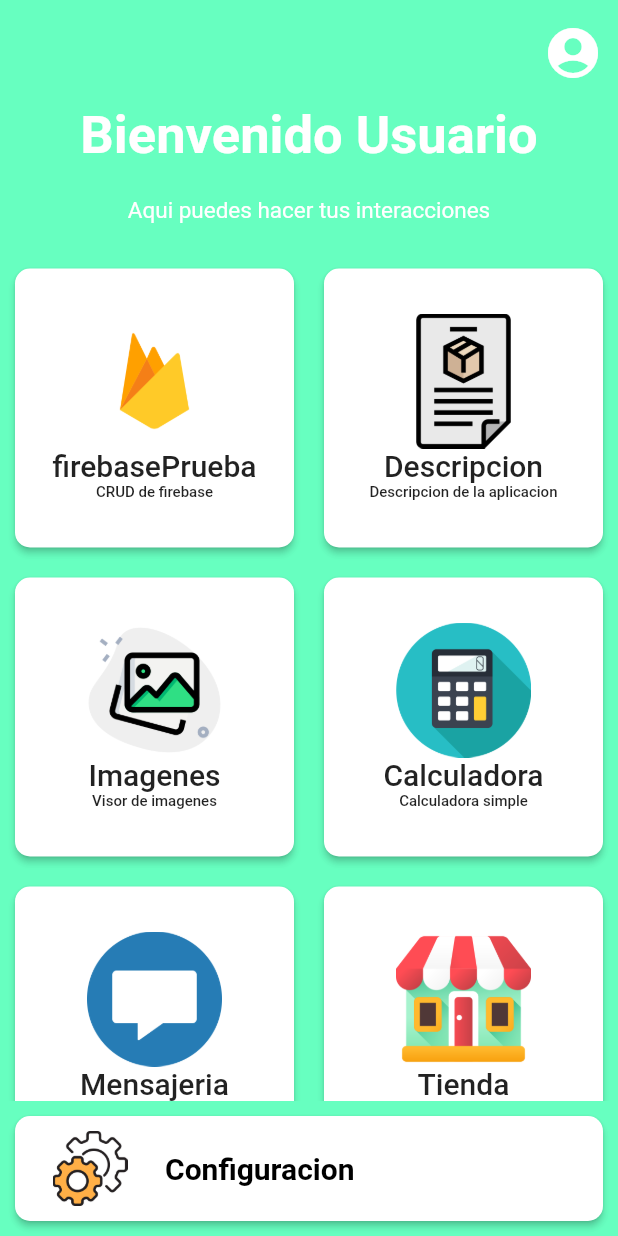
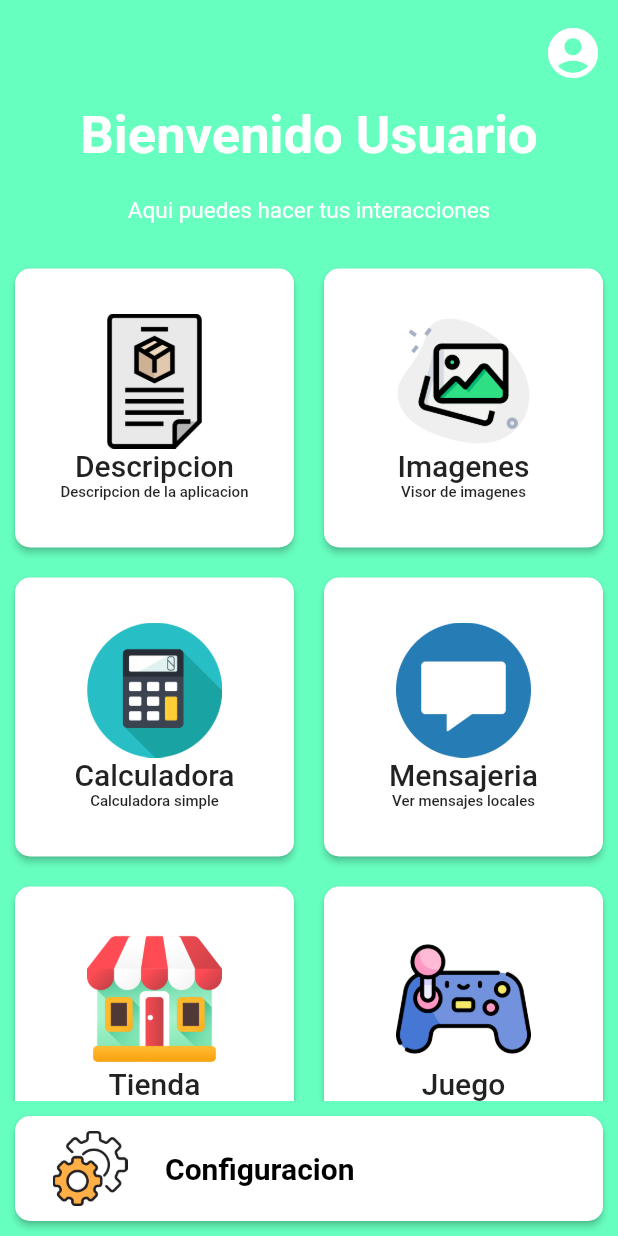
Before and after one commit to SantiagoAlguien/mi_aplicacion, a Flutter app: the screen it shows after launch, on a phone screen of 412 x 824 dp. Run offline on Flutter 3.47's test engine with Material 2 defaults, Android fonts, the phone set to English and light mode, and no system bars; our stand-ins replace cloud_firestore, firebase_core; accounts and stored records are empty.

Commit message:
implementacion de arquitectura limpia

```diff
--- a/lib/data/index.dart
+++ /dev/null
@@ -1,13 +0,0 @@
-export 'package:my_app/pages/pagesHome/calculate.dart';
-export 'package:my_app/pages/pagesHome/configuration.dart';
-export 'package:my_app/pages/home.dart';
-export 'package:my_app/pages/pagesHome/description.dart';
-export 'package:my_app/pages/pagesHome/game.dart';
-export 'package:my_app/pages/pagesHome/imagen.dart';
-export 'package:my_app/pages/pagesHome/messages.dart';
-export 'package:my_app/pages/pagesHome/store.dart';
-
-
-export 'package:my_app/pages/FireBase/homreFirebase.dart';
-export 'package:my_app/pages/FireBase/add_name_page.dart';
-export 'package:my_app/pages/FireBase/edit_name_page.dart';
--- /dev/null
+++ b/lib/domain/Entities/person.dart
@@ -0,0 +1,6 @@
+class Person {
+  final String uid;
+  final String name;
+
+  Person({required this.uid, required this.name});
+}
--- a/lib/main.dart
+++ b/lib/main.dart
@@ -1,9 +1,9 @@
 import 'package:flutter/material.dart';
-import 'package:my_app/data/index.dart';
+import 'package:my_app/index.dart';
 
 //importaciones de firebase
 import 'package:firebase_core/firebase_core.dart';
-import 'domain/firebase_options.dart';
+import 'firebase_options.dart';
 
 void main() async {//funcion para iniciar firebase
   WidgetsFlutterBinding.ensureInitialized();
@@ -20,7 +20,7 @@ class MyApp extends StatelessWidget {
   @override
   Widget build(BuildContext context) {
     return MaterialApp(
-      theme: ThemeData( primarySwatch: Colors.deepOrange ),
+      // theme: ThemeData( primarySwatch: Colors.deepOrange ),
       title: 'Mi aplicación',
       initialRoute: "/",
       routes: <String, WidgetBuilder>{
--- a/lib/pages/home.dart
+++ b/lib/presentation/pages/home.dart
@@ -47,20 +47,19 @@ class _MyHomePageState extends State<MyHomePage> {
             height: 20, // Espacio entre la descripción y los elementos
           ),
           Expanded(
-              child: GridView.count(
+            child: GridView.count(
             crossAxisCount: 2,
             children: [
-              WidgetG(),
-              WidgetA(),
-              WidgetB(),
-              WidgetC(),
-              WidgetD(),
-              WidgetE(),
-              WidgetF(),
-
+              Descripcion(),
+              Imagenes(),
+              Calculadora(),
+              Mensajeria(),
+              Tienda(),
+              Juego(),
+              ListUser()
             ],
           )),
-          SettingWidget()
+          Sentting()
         ]),
       ),
     );
--- a/lib/pages/FireBase/add_name_page.dart
+++ b/lib/presentation/pages/pagesHome/FireBase/add_name_page.dart
@@ -1,5 +1,5 @@
 import 'package:flutter/material.dart';
-import 'package:my_app/pages/FireBase/firebase_service.dart';
+import 'package:my_app/firebase_service.dart';
 
 
 class AddNamePage extends StatefulWidget {
--- a/lib/pages/FireBase/edit_name_page.dart
+++ b/lib/presentation/pages/pagesHome/FireBase/edit_name_page.dart
@@ -1,5 +1,5 @@
 import 'package:flutter/material.dart';
-import 'package:my_app/pages/FireBase/firebase_service.dart';
+import 'package:my_app/firebase_service.dart';
 
 
 class EditNamePage extends StatefulWidget {
--- a/lib/pages/FireBase/homreFirebase.dart
+++ b/lib/presentation/pages/pagesHome/FireBase/homreFirebase.dart
@@ -1,7 +1,7 @@
 import 'package:flutter/material.dart';
 
 //Importaciones de firebase y los servicios
-import 'firebase_service.dart';
+import '../../../../firebase_service.dart';
 // Sercicios
 
 
--- a/lib/presentation/widgets/widgetsHome.dart
+++ b/lib/presentation/widgets/widgetsHome.dart
@@ -1,8 +1,10 @@
 // ignore_for_file: must_be_immutable, file_names
 import 'package:flutter/material.dart';
 
-class PricipalWidget extends StatelessWidget {
-  PricipalWidget({super.key});
+//cambiar nombres
+
+class Pricipal extends StatelessWidget {
+  Pricipal({super.key});
 
   String name = "";
   String descritiop = "";
@@ -62,9 +64,9 @@ class PricipalWidget extends StatelessWidget {
   }
 }
 
-class WidgetA extends PricipalWidget {
+class Descripcion extends Pricipal {
   @override
-  WidgetA({super.key});
+  Descripcion({super.key});
 
   String name = "Descripcion";
   String descritiop = "Descripcion de la aplicacion";
@@ -72,19 +74,18 @@ class WidgetA extends PricipalWidget {
   String rute = "/description";
 }
 
-class WidgetB extends PricipalWidget {
+class Imagenes extends Pricipal {
   @override
-  WidgetB({super.key});
-
+  Imagenes({super.key});
   String name = "Imagenes";
   String descritiop = "Visor de imagenes";
   String image = "assets/galeria-de-imagenes.png";
   String rute = "/imagen";
 }
 
-class WidgetC extends PricipalWidget {
+class Calculadora extends Pricipal {
   @override
-  WidgetC({super.key});
+  Calculadora({super.key});
 
   String name = "Calculadora";
   String descritiop = "Calculadora simple";
@@ -92,9 +93,9 @@ class WidgetC extends PricipalWidget {
   String rute = "/calculate";
 }
 
-class WidgetD extends PricipalWidget {
+class Mensajeria extends Pricipal {
   @override
-  WidgetD({super.key});
+  Mensajeria({super.key});
 
   String name = "Mensajeria";
   String descritiop = "Ver mensajes locales";
@@ -102,9 +103,9 @@ class WidgetD extends PricipalWidget {
   String rute = "/messages";
 }
 
-class WidgetE extends PricipalWidget {
+class Tienda extends Pricipal {
   @override
-  WidgetE({super.key});
+  Tienda({super.key});
 
   String name = "Tienda";
   String descritiop = "Ver una tienda offline";
@@ -112,9 +113,9 @@ class WidgetE extends PricipalWidget {
   String rute = "/store";
 }
 
-class WidgetF extends PricipalWidget {
+class Juego extends Pricipal {
   @override
-  WidgetF({super.key});
+  Juego({super.key});
 
   String name = "Juego";
   String descritiop = "Juego simple";
@@ -122,17 +123,17 @@ class WidgetF extends PricipalWidget {
   String rute = "/game";
 }
 
-class WidgetG extends PricipalWidget {
+class ListUser extends Pricipal {
   @override
-  WidgetG({super.key});
+  ListUser({super.key});
 
-  String name = "firebasePrueba";
+  String name = "Lista firebase";
   String descritiop = "CRUD de firebase";
   String image = "assets/firebase.png";
   String rute = "/firebase";
 }
 
-class SettingWidget extends PricipalWidget {
+class Sentting extends Pricipal {
   @override
   Widget build(BuildContext context) {
     String image = "assets/configuraciones.png";
```
Also changed, not shown: lib/domain/UseCase/getPerson.dart (added, +14 -0 lines), lib/domain/repositories/person_repository.dart (added, +11 -0 lines), lib/index.dart (added, +11 -0 lines), lib/firebase_options.dart (renamed from lib/domain/firebase_options.dart), lib/firebase_service.dart (renamed from lib/pages/FireBase/firebase_service.dart), lib/presentation/pages/pagesHome/calculate.dart (renamed from lib/pages/pagesHome/calculate.dart), lib/presentation/pages/pagesHome/configuration.dart (renamed from lib/pages/pagesHome/configuration.dart), lib/presentation/pages/pagesHome/description.dart (renamed from lib/pages/pagesHome/description.dart), lib/presentation/pages/pagesHome/game.dart (renamed from lib/pages/pagesHome/game.dart), lib/presentation/pages/pagesHome/imagen.dart (renamed from lib/pages/pagesHome/imagen.dart), lib/presentation/pages/pagesHome/messages.dart (renamed from lib/pages/pagesHome/messages.dart), lib/presentation/pages/pagesHome/store.dart (renamed from lib/pages/pagesHome/store.dart).
